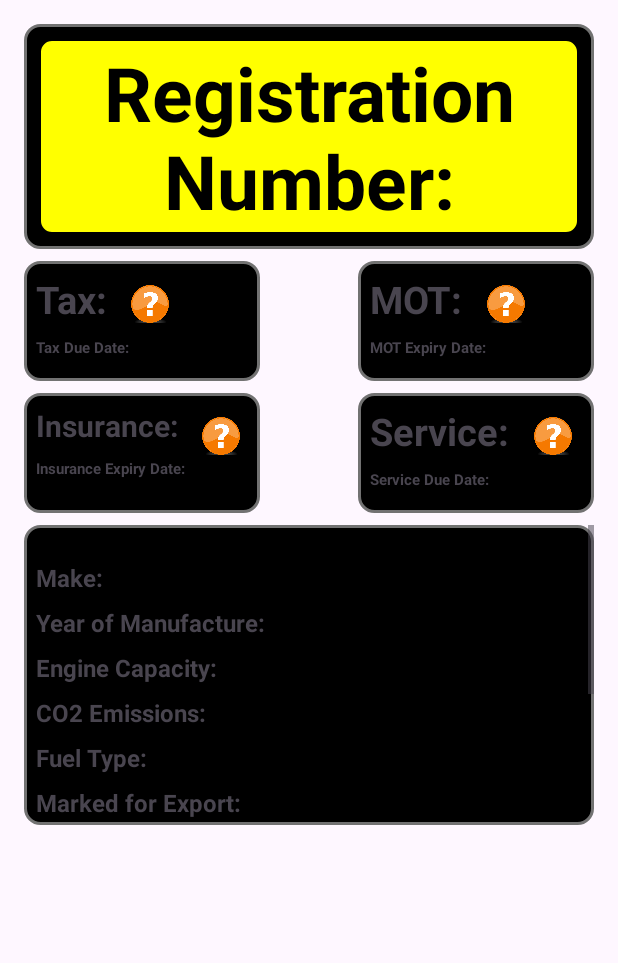
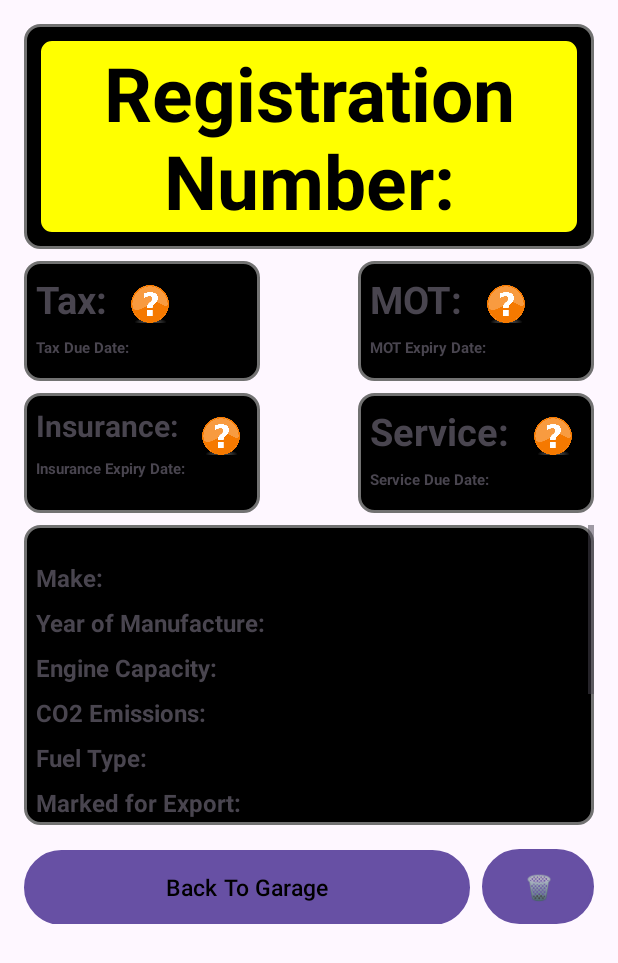
Before and after one commit to 03luqman1/AutoConnect, an Android app: the DisplayVehicleActivity screen opened directly, with no data from a screen before it, on a phone screen of 412 x 824 dp. Shown: the top 963 px of the screen. Run offline under Robolectric (Android 15) with nearby library versions, the phone set to English and light mode, and no system bars; our stand-ins replace Firebase (no records; nobody signed in at launch, a user with empty details on screens opened directly); 27 statements that could not run were skipped.

Commit message:
Added buttons on vehicle viewer page to remove the vehicle from the user account

```diff
--- a/app/src/main/java/com/example/autoconnect/DisplayVehicleActivity.kt
+++ b/app/src/main/java/com/example/autoconnect/DisplayVehicleActivity.kt
@@ -5,6 +5,7 @@ import org.json.JSONObject
 import android.app.DatePickerDialog
 import android.app.Dialog
 import android.content.DialogInterface
+import android.content.Intent
 import android.os.Bundle
 import android.util.Log
 import android.view.Gravity
@@ -118,6 +119,41 @@ class DisplayVehicleActivity : AppCompatActivity() {
         // Set the vehicle make logo
         setVehicleMakeLogo(vehicleInfo.make)
         // Add more TextViews for other vehicle details as needed
+
+
+        val garageButton = findViewById<Button>(R.id.buttonGarage)
+        garageButton.setOnClickListener {
+            startActivity(Intent(this, GarageActivity::class.java))
+        }
+
+        val removeVehicleButton = findViewById<Button>(R.id.buttonRemoveVehicle)
+        removeVehicleButton.setOnClickListener {
+            // Get a reference to your Firebase database
+            val database = FirebaseDatabase.getInstance()
+
+            // Get the UID of the currently authenticated user
+            val uid = FirebaseAuth.getInstance().currentUser?.uid
+
+            // Ensure the user is authenticated
+            if (uid != null) {
+                // Reference to the "vehicles" node under the user's UID
+                val vehiclesRef = database.getReference("Users").child(uid).child("Vehicles")
+
+                // Remove the vehicle from the database
+                vehiclesRef.child(vehicleInfo.registrationNumber).removeValue()
+                    .addOnSuccessListener {
+                        // Vehicle removed successfully
+                        Toast.makeText(this, "Vehicle removed from database", Toast.LENGTH_SHORT).show()
+                        startActivity(Intent(this, GarageActivity::class.java))
+                    }
+                    .addOnFailureListener { e ->
+                        // Failed to remove vehicle
+                        Toast.makeText(this, "Failed to remove vehicle: ${e.message}", Toast.LENGTH_SHORT).show()
+                    }
+            }
+        }
+
+
 
 
 
--- /dev/null
+++ b/app/src/main/res/drawable/rounded_button_red.xml
@@ -0,0 +1,7 @@
+<shape xmlns:android="http://schemas.android.com/apk/res/android">
+    <corners android:radius="25dp" />
+    <solid android:color="#800000" />
+    <stroke
+        android:width="2dp"
+        android:color="#000000" /> <!-- Red outline -->
+</shape>
--- a/app/src/main/res/layout/activity_display_vehicle.xml
+++ b/app/src/main/res/layout/activity_display_vehicle.xml
@@ -334,18 +334,33 @@
     </RelativeLayout>
 </ScrollView>
 
-    <!--<EditText
-        android:id="@+id/editTextNotes"
+    <LinearLayout
         android:layout_width="match_parent"
         android:layout_height="wrap_content"
+        android:orientation="horizontal"
         android:layout_below="@id/scrollViewVehicle"
-        android:layout_marginTop="16dp"
-        android:gravity="top|start"
-        android:hint="Write your vehicle notes here..."
-        android:inputType="textMultiLine"
-        android:maxLines="5"
-        android:padding="8dp"
-        android:textColor="#FFFFFF"
-        android:textColorHint="#CCCCCC"
-        android:background="@drawable/rounded_background"/>-->
+        android:layout_marginTop="16dp">
+
+        <Button
+            android:id="@+id/buttonGarage"
+            android:layout_width="0dp"
+            android:layout_weight="1"
+            android:layout_height="50dp"
+            android:text="Back To Garage"
+            android:textSize="15sp"
+            android:textColor="#000000"
+            android:background="@drawable/rounded_button"/>
+
+        <Button
+            android:id="@+id/buttonRemoveVehicle"
+            android:layout_width="0dp"
+            android:layout_weight="0.25"
+            android:layout_height="50dp"
+            android:text="🗑"
+            android:textSize="16sp"
+            android:textColor="#000000"
+            android:background="@drawable/rounded_button_red"
+            android:layout_marginStart="8dp"/>
+    </LinearLayout>
+
 </RelativeLayout>
```
